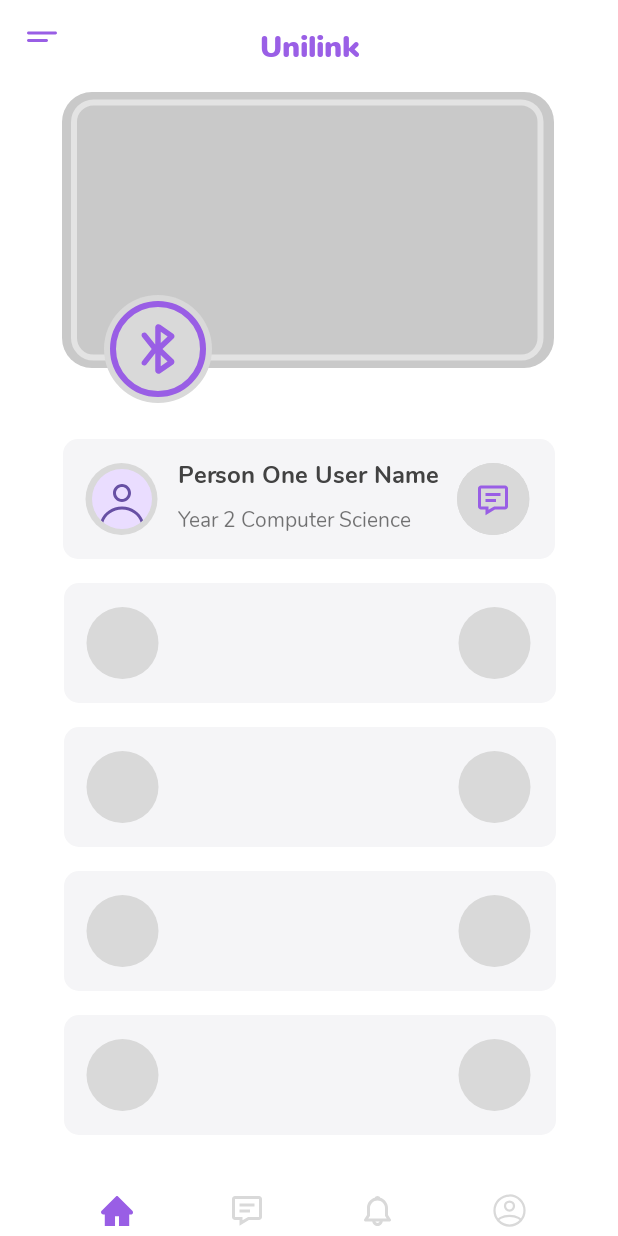
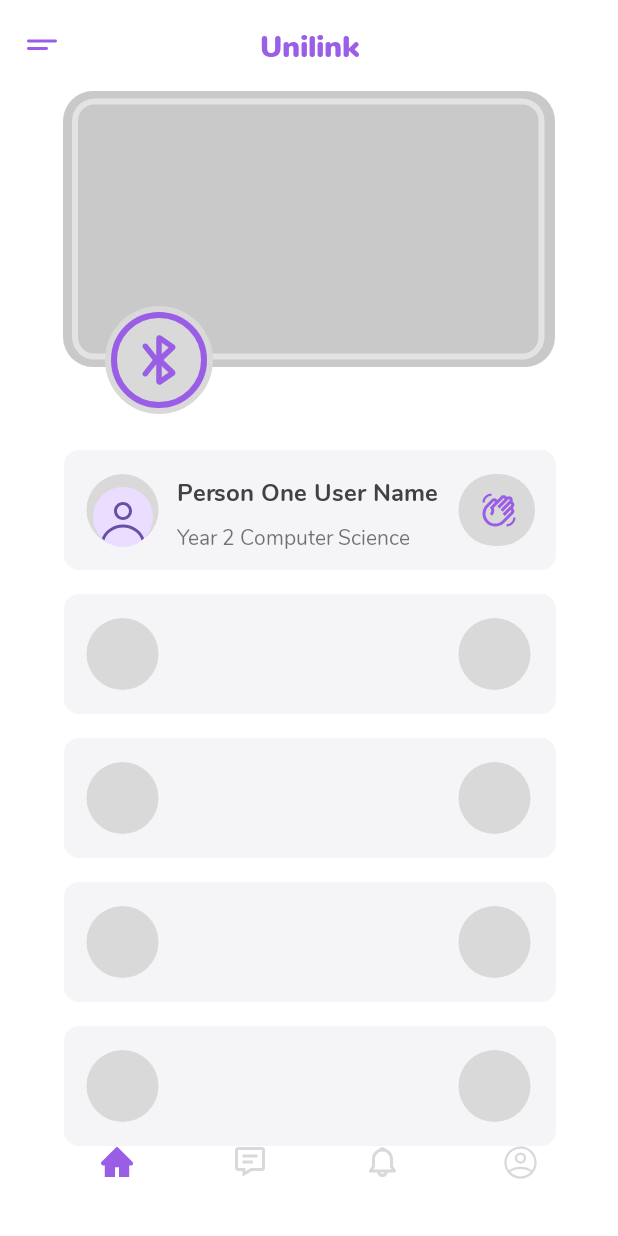
Before and after one commit to ruland39/Unilink, an Android app: the HomescreenActivity screen opened directly, with no data from a screen before it, on a phone screen of 412 x 824 dp. Run offline under Robolectric (Android 15) with nearby library versions, the phone set to English and light mode, and no system bars.

Commit message:
finished homescreen.xml

```diff
--- /dev/null
+++ b/app/src/main/res/drawable/bluetoothbuttondiscover.xml
@@ -0,0 +1,17 @@
+<vector xmlns:android="http://schemas.android.com/apk/res/android"
+    android:width="80dp"
+    android:height="80dp"
+    android:viewportWidth="80"
+    android:viewportHeight="80">
+  <path
+      android:pathData="M40,36m-36,0a36,36 0,1 1,72 0a36,36 0,1 1,-72 0"
+      android:fillColor="#D9D9D9"/>
+  <path
+      android:pathData="M40,36m-30,0a30,30 0,1 1,60 0a30,30 0,1 1,-60 0"
+      android:strokeWidth="4"
+      android:fillColor="#00000000"
+      android:strokeColor="#1E62D8"/>
+  <path
+      android:pathData="M42.988,36L50.322,29.052C50.55,28.838 50.727,28.577 50.84,28.286C50.954,27.996 51.001,27.683 50.978,27.372C50.956,27.061 50.863,26.759 50.708,26.488C50.554,26.217 50.34,25.984 50.083,25.807L41.522,19.885C41.201,19.66 40.824,19.528 40.433,19.502C40.042,19.476 39.651,19.558 39.303,19.738C38.966,19.913 38.683,20.176 38.483,20.499C38.283,20.821 38.174,21.192 38.167,21.572V32.938L32.318,25.605C32.002,25.226 31.549,24.987 31.057,24.943C30.565,24.898 30.076,25.051 29.697,25.367C29.317,25.683 29.079,26.136 29.035,26.628C28.99,27.12 29.142,27.609 29.458,27.988L35.82,36L29.403,44.122C29.104,44.501 28.966,44.985 29.021,45.465C29.076,45.946 29.319,46.386 29.697,46.688C30.031,46.914 30.431,47.024 30.833,47C31.109,46.999 31.38,46.935 31.628,46.815C31.875,46.694 32.093,46.519 32.263,46.303L38.167,38.86V50.392C38.172,50.952 38.398,51.489 38.796,51.883C39.194,52.278 39.732,52.5 40.293,52.5C40.733,52.501 41.162,52.367 41.522,52.115L50.028,46.285C50.282,46.106 50.494,45.874 50.649,45.604C50.804,45.335 50.899,45.036 50.927,44.727C50.951,44.42 50.908,44.112 50.8,43.823C50.692,43.535 50.523,43.274 50.303,43.058L42.988,36ZM41.833,24.56L46.417,27.732L41.833,32.058V24.56ZM41.833,47.458V39.997L46.362,44.36L41.833,47.458Z"
+      android:fillColor="#1E62D8"/>
+</vector>
--- /dev/null
+++ b/app/src/main/res/drawable/bluetoothbuttonoff.xml
@@ -0,0 +1,17 @@
+<vector xmlns:android="http://schemas.android.com/apk/res/android"
+    android:width="80dp"
+    android:height="80dp"
+    android:viewportWidth="80"
+    android:viewportHeight="80">
+  <path
+      android:pathData="M40,36m-36,0a36,36 0,1 1,72 0a36,36 0,1 1,-72 0"
+      android:fillColor="#D9D9D9"/>
+  <path
+      android:pathData="M40,36m-30,0a30,30 0,1 1,60 0a30,30 0,1 1,-60 0"
+      android:strokeWidth="4"
+      android:fillColor="#00000000"
+      android:strokeColor="#424242"/>
+  <path
+      android:pathData="M42.988,36L50.322,29.052C50.55,28.838 50.727,28.577 50.84,28.286C50.954,27.996 51.001,27.683 50.978,27.372C50.956,27.061 50.863,26.759 50.708,26.488C50.554,26.217 50.34,25.984 50.083,25.807L41.522,19.885C41.201,19.66 40.824,19.528 40.433,19.502C40.042,19.476 39.651,19.558 39.303,19.738C38.966,19.913 38.683,20.176 38.483,20.499C38.283,20.821 38.174,21.192 38.167,21.572V32.938L32.318,25.605C32.002,25.226 31.549,24.987 31.057,24.943C30.565,24.898 30.076,25.051 29.697,25.367C29.317,25.683 29.079,26.136 29.035,26.628C28.99,27.12 29.142,27.609 29.458,27.988L35.82,36L29.403,44.122C29.104,44.501 28.966,44.985 29.021,45.465C29.076,45.946 29.319,46.386 29.697,46.688C30.031,46.914 30.431,47.024 30.833,47C31.109,46.999 31.38,46.935 31.628,46.815C31.875,46.694 32.093,46.519 32.263,46.303L38.167,38.86V50.392C38.172,50.952 38.398,51.489 38.796,51.883C39.194,52.278 39.732,52.5 40.293,52.5C40.733,52.501 41.162,52.367 41.522,52.115L50.028,46.285C50.282,46.106 50.494,45.874 50.649,45.604C50.804,45.335 50.899,45.036 50.927,44.727C50.951,44.42 50.908,44.112 50.8,43.823C50.692,43.535 50.523,43.274 50.303,43.058L42.988,36ZM41.833,24.56L46.417,27.732L41.833,32.058V24.56ZM41.833,47.458V39.997L46.362,44.36L41.833,47.458Z"
+      android:fillColor="#424242"/>
+</vector>
--- a/app/src/main/res/layout-v26/homescreen.xml
+++ b/app/src/main/res/layout-v26/homescreen.xml
@@ -27,39 +27,38 @@
         android:layout_width="wrap_content"
         android:layout_height="wrap_content"
         android:layout_marginStart="16dp"
-        android:layout_marginTop="16dp"
-        android:layout_marginBottom="764dp"
+        android:layout_marginTop="21dp"
         android:background="@null"
         android:contentDescription="@string/collapsemenubutton"
-        app:layout_constraintBottom_toTopOf="@+id/botnavcontainer"
         app:layout_constraintStart_toStartOf="parent"
         app:layout_constraintTop_toTopOf="parent"
         app:srcCompat="@drawable/collapsemenubutton" />
 
+
+    <!--    Bottom Navigation Bar Start -->
+
     <ImageView
         android:id="@+id/botnavcontainer"
-        android:layout_width="413dp"
-        android:layout_height="0dp"
-        android:layout_marginBottom="3dp"
+        android:layout_width="wrap_content"
+        android:layout_height="wrap_content"
+        android:layout_marginEnd="15dp"
         android:contentDescription="@string/bottomnavbar"
         app:layout_constraintBottom_toBottomOf="parent"
         app:layout_constraintEnd_toEndOf="parent"
-        app:layout_constraintStart_toStartOf="parent"
-        app:layout_constraintTop_toBottomOf="@+id/collapseMenuButton"
         app:srcCompat="@drawable/botnavbarcontainer" />
 
     <ImageButton
         android:id="@+id/homebuttonactive"
         android:layout_width="wrap_content"
         android:layout_height="wrap_content"
-        android:layout_marginTop="32dp"
-        android:layout_marginEnd="64dp"
-        android:layout_marginBottom="46dp"
+        android:layout_marginStart="66dp"
+        android:layout_marginEnd="65dp"
+        android:layout_marginBottom="39dp"
         android:background="@null"
         android:contentDescription="@string/homebuttonactive"
         app:layout_constraintBottom_toBottomOf="parent"
         app:layout_constraintEnd_toStartOf="@+id/chatbuttoninactive"
-        app:layout_constraintTop_toTopOf="@+id/botnavcontainer"
+        app:layout_constraintStart_toStartOf="parent"
         app:srcCompat="@drawable/homebutton_active" />
 
 
@@ -67,97 +66,115 @@
         android:id="@+id/chatbuttoninactive"
         android:layout_width="wrap_content"
         android:layout_height="wrap_content"
-        android:layout_marginTop="32dp"
-        android:layout_marginEnd="64dp"
-        android:layout_marginBottom="46dp"
+        android:layout_marginStart="112dp"
+        android:layout_marginEnd="112dp"
+        android:layout_marginBottom="37dp"
         android:background="@null"
         android:contentDescription="@string/chatbuttoninactive"
         app:layout_constraintBottom_toBottomOf="parent"
-        app:layout_constraintEnd_toStartOf="@+id/notificationbuttoninactive"
-        app:layout_constraintTop_toTopOf="@+id/botnavcontainer"
+        app:layout_constraintEnd_toEndOf="@+id/personusernametextviewmaincontainer"
+        app:layout_constraintStart_toEndOf="@+id/collapseMenuButton"
         app:srcCompat="@drawable/chatbutton_inactive" />
 
     <ImageButton
         android:id="@+id/notificationbuttoninactive"
         android:layout_width="wrap_content"
         android:layout_height="wrap_content"
-        android:layout_marginTop="32dp"
-        android:layout_marginEnd="147dp"
-        android:layout_marginBottom="46dp"
+        android:layout_marginStart="88dp"
+        android:layout_marginEnd="88dp"
+        android:layout_marginBottom="37dp"
         android:background="@null"
         android:contentDescription="@string/notificationbuttoninactive"
         app:layout_constraintBottom_toBottomOf="parent"
-        app:layout_constraintEnd_toEndOf="parent"
-        app:layout_constraintTop_toTopOf="@+id/botnavcontainer"
+        app:layout_constraintEnd_toEndOf="@+id/wavebutton"
+        app:layout_constraintStart_toStartOf="@+id/chatbuttoninactive"
         app:srcCompat="@drawable/notificationbutton_inactive" />
 
     <ImageButton
         android:id="@+id/profilebuttoninactive"
         android:layout_width="wrap_content"
         android:layout_height="wrap_content"
-        android:layout_marginStart="64dp"
-        android:layout_marginTop="32dp"
-        android:layout_marginBottom="46dp"
+        android:layout_marginEnd="54dp"
+        android:layout_marginBottom="38dp"
         android:background="@null"
         android:contentDescription="@string/profilebuttoninactive"
         app:layout_constraintBottom_toBottomOf="parent"
-        app:layout_constraintStart_toEndOf="@+id/notificationbuttoninactive"
-        app:layout_constraintTop_toTopOf="@+id/botnavcontainer"
+        app:layout_constraintEnd_toEndOf="parent"
         app:srcCompat="@drawable/profilebutton_inactive" />
 
     <ImageView
         android:id="@+id/bannercontainer"
         android:layout_width="wrap_content"
         android:layout_height="wrap_content"
-        android:layout_marginTop="16dp"
+        android:layout_marginTop="15dp"
         android:contentDescription="@string/mainbanner"
         app:layout_constraintEnd_toEndOf="parent"
-        app:layout_constraintHorizontal_bias="0.493"
         app:layout_constraintStart_toStartOf="parent"
-        app:layout_constraintTop_toBottomOf="@+id/UnilinkTitleText0"
+        app:layout_constraintTop_toBottomOf="@+id/collapseMenuButton"
         app:srcCompat="@drawable/bannercontainer" />
+    <!--    Bottom Navigation Bar End -->
+
 
     <!--    Button Container 1 Start -->
 
     <ImageButton
-        android:id="@+id/bluetoothbuttondefault"
+        android:id="@+id/bluetoothbuttonconnected"
         android:layout_width="wrap_content"
         android:layout_height="wrap_content"
-        android:layout_marginStart="28dp"
-        android:layout_marginTop="136dp"
-        android:layout_marginBottom="528dp"
+        android:layout_marginStart="23dp"
+        android:layout_marginBottom="16dp"
         android:background="@null"
         android:contentDescription="@string/bluetoothbuttondefault"
-        app:layout_constraintBottom_toTopOf="@+id/botnavcontainer"
-        app:layout_constraintStart_toStartOf="@+id/bannercontainer"
-        app:layout_constraintTop_toTopOf="@+id/bannercontainer"
-        app:srcCompat="@drawable/bluetoothbuttondefault" />
+        app:layout_constraintBottom_toTopOf="@+id/maincontainer1"
+        app:layout_constraintStart_toStartOf="@+id/maincontainer1"
+        app:srcCompat="@drawable/bluetoothbuttondeconnected" />
+
+    <ImageButton
+        android:id="@+id/bluetoothbuttondiscover"
+        android:layout_width="wrap_content"
+        android:layout_height="wrap_content"
+        android:layout_marginTop="5dp"
+        android:background="@null"
+        android:contentDescription="@string/bluetoothbuttondefault"
+        android:visibility="invisible"
+        app:layout_constraintStart_toStartOf="@+id/bluetoothbuttonconnected"
+        app:layout_constraintTop_toTopOf="@+id/bluetoothbuttonconnected"
+        app:srcCompat="@drawable/bluetoothbuttondiscover" />
+
+
+    <ImageButton
+        android:id="@+id/bluetoothbuttonoff"
+        android:layout_width="wrap_content"
+        android:layout_height="wrap_content"
+        android:background="@null"
+        android:contentDescription="@string/bluetoothbuttondefault"
+        android:visibility="invisible"
+        app:layout_constraintStart_toStartOf="@+id/bluetoothbuttonconnected"
+        app:layout_constraintTop_toTopOf="@+id/bluetoothbuttondiscover"
+        app:srcCompat="@drawable/bluetoothbuttonoff" />
 
     <ImageView
         android:id="@+id/maincontainer1"
         android:layout_width="wrap_content"
         android:layout_height="wrap_content"
-        android:layout_marginTop="16dp"
+        android:layout_marginTop="47dp"
+        android:layout_marginEnd="41dp"
         android:contentDescription="@string/maincontainer"
         app:layout_constraintEnd_toEndOf="parent"
-        app:layout_constraintStart_toStartOf="parent"
-        app:layout_constraintTop_toBottomOf="@+id/bluetoothbuttondefault"
+        app:layout_constraintTop_toBottomOf="@+id/bannercontainer"
         app:srcCompat="@drawable/maincontainer" />
 
     <TextView
         android:id="@+id/personusernametextviewmaincontainer"
         android:layout_width="wrap_content"
         android:layout_height="wrap_content"
-        android:layout_marginBottom="476dp"
+        android:layout_marginStart="16dp"
         android:fontFamily="@font/nunitobold"
         android:text="@string/personusernametextviewmaincontainer"
         android:textColor="@color/almost_black"
         android:textSize="16sp"
-        app:layout_constraintBottom_toTopOf="@+id/botnavcontainer"
-        app:layout_constraintEnd_toEndOf="parent"
-        app:layout_constraintStart_toStartOf="parent"
-        app:layout_constraintTop_toTopOf="@+id/maincontainer1"
-        app:layout_constraintVertical_bias="1.0" />
+        app:layout_constraintStart_toEndOf="@+id/defaultprofilepicturesmall"
+        app:layout_constraintTop_toTopOf="@+id/wavebutton" />
 
     <TextView
         android:id="@+id/aboutsectiontextview"
@@ -175,42 +192,38 @@
         android:layout_width="wrap_content"
         android:layout_height="wrap_content"
         android:layout_marginStart="19dp"
-        android:layout_marginTop="20dp"
+        android:layout_marginBottom="4dp"
         android:background="@null"
         android:contentDescription="@string/defaultprofilepicturesmall"
+        app:layout_constraintBottom_toBottomOf="@+id/aboutsectiontextview"
         app:layout_constraintStart_toStartOf="@+id/maincontainer1"
-        app:layout_constraintTop_toTopOf="@+id/maincontainer1"
         app:srcCompat="@drawable/defaultprofilepicturesmall" />
-
-
-    <!--    Button Container 1 End -->
 
     <ImageButton
         android:id="@+id/wavebutton"
         android:layout_width="wrap_content"
         android:layout_height="wrap_content"
-        android:layout_marginEnd="17dp"
-        android:layout_marginBottom="16dp"
+        android:layout_marginStart="16dp"
+
+        android:layout_marginTop="16dp"
         android:background="@null"
-
         android:contentDescription="@string/wavesmallbutton"
-        app:layout_constraintBottom_toBottomOf="@+id/maincontainer1"
-        app:layout_constraintEnd_toEndOf="@+id/maincontainer1"
+        app:layout_constraintStart_toEndOf="@+id/personusernametextviewmaincontainer"
+        app:layout_constraintTop_toTopOf="@+id/maincontainer1"
         app:srcCompat="@drawable/wavesmallbutton" />
 
     <ImageButton
         android:id="@+id/chatsmallbutton"
         android:layout_width="wrap_content"
         android:layout_height="wrap_content"
-        android:layout_marginEnd="17dp"
-        android:layout_marginBottom="16dp"
         android:background="@null"
+        android:contentDescription="@string/chatsmallbutton"
+        android:visibility="invisible"
+        app:layout_constraintStart_toStartOf="@+id/wavebutton"
+        app:layout_constraintTop_toTopOf="@+id/wavebutton"
+        app:srcCompat="@drawable/chatsmallbutton" />
+    <!--    Button Container 1 End -->
 
-        android:contentDescription="@string/chatsmallbutton"
-        android:visibility="visible"
-        app:layout_constraintBottom_toBottomOf="@+id/maincontainer1"
-        app:layout_constraintEnd_toEndOf="@+id/maincontainer1"
-        app:srcCompat="@drawable/chatsmallbutton" />
 
     <ImageView
         android:id="@+id/maincontainer2"
@@ -218,9 +231,7 @@
         android:layout_height="wrap_content"
         android:layout_marginTop="16dp"
         android:contentDescription="@string/maincontainer"
-        app:layout_constraintEnd_toEndOf="parent"
-        app:layout_constraintHorizontal_bias="0.506"
-        app:layout_constraintStart_toStartOf="parent"
+        app:layout_constraintStart_toStartOf="@+id/maincontainer1"
         app:layout_constraintTop_toBottomOf="@+id/maincontainer1"
         app:srcCompat="@drawable/maincontainer" />
 
@@ -230,9 +241,7 @@
         android:layout_height="wrap_content"
         android:layout_marginTop="16dp"
         android:contentDescription="@string/maincontainer"
-        app:layout_constraintEnd_toEndOf="parent"
-        app:layout_constraintHorizontal_bias="0.506"
-        app:layout_constraintStart_toStartOf="parent"
+        app:layout_constraintStart_toStartOf="@+id/maincontainer2"
         app:layout_constraintTop_toBottomOf="@+id/maincontainer2"
         app:srcCompat="@drawable/maincontainer" />
 
@@ -242,9 +251,7 @@
         android:layout_height="wrap_content"
         android:layout_marginTop="16dp"
         android:contentDescription="@string/maincontainer"
-        app:layout_constraintEnd_toEndOf="parent"
-        app:layout_constraintHorizontal_bias="0.506"
-        app:layout_constraintStart_toStartOf="parent"
+        app:layout_constraintStart_toStartOf="@+id/maincontainer3"
         app:layout_constraintTop_toBottomOf="@+id/maincontainer3"
         app:srcCompat="@drawable/maincontainer" />
 
@@ -254,9 +261,7 @@
         android:layout_height="wrap_content"
         android:layout_marginTop="16dp"
         android:contentDescription="@string/maincontainer"
-        app:layout_constraintEnd_toEndOf="parent"
-        app:layout_constraintHorizontal_bias="0.506"
-        app:layout_constraintStart_toStartOf="parent"
+        app:layout_constraintStart_toStartOf="@+id/maincontainer4"
         app:layout_constraintTop_toBottomOf="@+id/maincontainer4"
         app:srcCompat="@drawable/maincontainer" />
 
```
Also changed, not shown: app/src/main/res/drawable/bluetoothbuttondeconnected.xml (renamed from app/src/main/res/drawable/bluetoothbuttondefault.xml).
